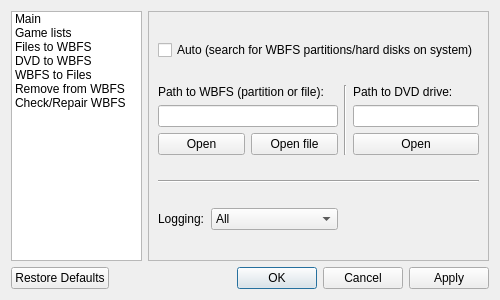
Before: the Qt Designer form resources/ui/settings.ui in evertonstz/wiibafu, drawn with Qt 5.
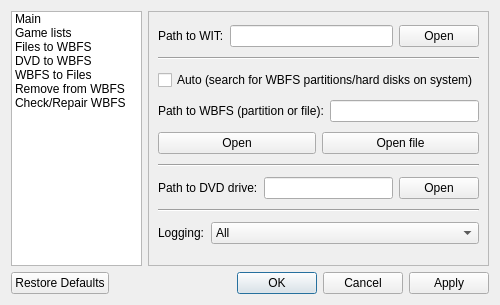
After: the same form once the commit is applied.

Commit message: Configurable WIT path added

```diff
--- a/resources/ui/settings.ui
+++ b/resources/ui/settings.ui
@@ -7,15 +7,21 @@
     <x>0</x>
     <y>0</y>
     <width>500</width>
-    <height>300</height>
+    <height>305</height>
    </rect>
   </property>
   <property name="windowTitle">
    <string>Settings</string>
   </property>
-  <layout class="QGridLayout" name="gridLayout_15">
+  <layout class="QGridLayout" name="gridLayout">
    <item row="0" column="0">
     <widget class="QListWidget" name="listWidget">
+     <property name="sizePolicy">
+      <sizepolicy hsizetype="Preferred" vsizetype="Preferred">
+       <horstretch>0</horstretch>
+       <verstretch>0</verstretch>
+      </sizepolicy>
+     </property>
      <property name="locale">
       <locale language="English" country="UnitedStates"/>
      </property>
@@ -56,19 +62,6 @@
      </item>
     </widget>
    </item>
-   <item row="1" column="0" colspan="2">
-    <widget class="QDialogButtonBox" name="buttonBox">
-     <property name="locale">
-      <locale language="English" country="UnitedStates"/>
-     </property>
-     <property name="orientation">
-      <enum>Qt::Horizontal</enum>
-     </property>
-     <property name="standardButtons">
-      <set>QDialogButtonBox::Apply|QDialogButtonBox::Cancel|QDialogButtonBox::Ok|QDialogButtonBox::RestoreDefaults</set>
-     </property>
-    </widget>
-   </item>
    <item row="0" column="1">
     <widget class="QStackedWidget" name="stackedWidget">
      <property name="locale">
@@ -81,17 +74,45 @@
       <number>0</number>
      </property>
      <widget class="QWidget" name="Main">
-      <layout class="QGridLayout" name="gridLayout_14">
-       <item row="0" column="0" colspan="4">
+      <layout class="QVBoxLayout" name="verticalLayout_2">
+       <item>
+        <layout class="QHBoxLayout" name="horizontalLayout_3">
+         <item>
+          <widget class="QLabel" name="label_4">
+           <property name="text">
+            <string>Path to WIT:</string>
+           </property>
+          </widget>
+         </item>
+         <item>
+          <widget class="QLineEdit" name="main_lineEdit_PathToWIT"/>
+         </item>
+         <item>
+          <widget class="QPushButton" name="main_pushButton_PathToWITOpen">
+           <property name="text">
+            <string>Open</string>
+           </property>
+          </widget>
+         </item>
+        </layout>
+       </item>
+       <item>
+        <widget class="Line" name="line_6">
+         <property name="orientation">
+          <enum>Qt::Horizontal</enum>
+         </property>
+        </widget>
+       </item>
+       <item>
         <widget class="QCheckBox" name="main_checkBox_Auto">
          <property name="text">
           <string>Auto (search for WBFS partitions/hard disks on system)</string>
          </property>
         </widget>
        </item>
-       <item row="1" column="0" colspan="2">
-        <layout class="QGridLayout" name="gridLayout">
-         <item row="0" column="1" colspan="2">
+       <item>
+        <layout class="QHBoxLayout" name="horizontalLayout_7">
+         <item>
           <widget class="QLabel" name="label">
            <property name="sizePolicy">
             <sizepolicy hsizetype="Preferred" vsizetype="Maximum">
@@ -104,34 +125,38 @@
            </property>
           </widget>
          </item>
-         <item row="1" column="1" colspan="2">
+         <item>
           <widget class="QLineEdit" name="main_lineEdit_WBFSPath"/>
          </item>
-         <item row="2" column="2">
+        </layout>
+       </item>
+       <item>
+        <layout class="QHBoxLayout" name="horizontalLayout_6">
+         <item>
+          <widget class="QPushButton" name="main_pushButton_WBFSOpenDirectory">
+           <property name="text">
+            <string>Open</string>
+           </property>
+          </widget>
+         </item>
+         <item>
           <widget class="QPushButton" name="main_pushButton_WBFSOpenFile">
            <property name="text">
             <string>Open file</string>
            </property>
           </widget>
          </item>
-         <item row="2" column="1">
-          <widget class="QPushButton" name="main_pushButton_WBFSOpenDirectory">
-           <property name="text">
-            <string>Open</string>
-           </property>
-          </widget>
-         </item>
         </layout>
        </item>
-       <item row="1" column="2">
+       <item>
         <widget class="Line" name="line_4">
          <property name="orientation">
-          <enum>Qt::Vertical</enum>
+          <enum>Qt::Horizontal</enum>
          </property>
         </widget>
        </item>
-       <item row="1" column="3">
-        <layout class="QVBoxLayout" name="verticalLayout_2">
+       <item>
+        <layout class="QHBoxLayout" name="horizontalLayout_5">
          <item>
           <widget class="QLabel" name="label_2">
            <property name="sizePolicy">
@@ -164,21 +189,23 @@
          </item>
         </layout>
        </item>
-       <item row="2" column="0" colspan="4">
+       <item>
         <widget class="Line" name="line_3">
          <property name="orientation">
           <enum>Qt::Horizontal</enum>
          </property>
         </widget>
        </item>
-       <item row="3" column="0">
+       <item>
+        <layout class="QHBoxLayout" name="horizontalLayout_4">
+         <item>
         <widget class="QLabel" name="label_3">
          <property name="text">
           <string>Logging:</string>
          </property>
         </widget>
        </item>
-       <item row="3" column="1">
+         <item>
         <widget class="QComboBox" name="main_comboBox_Logging">
          <property name="sizePolicy">
           <sizepolicy hsizetype="MinimumExpanding" vsizetype="Fixed">
@@ -204,6 +231,8 @@
         </widget>
        </item>
       </layout>
+       </item>
+      </layout>
      </widget>
      <widget class="QWidget" name="GameLists">
       <layout class="QVBoxLayout" name="verticalLayout">
@@ -593,6 +622,19 @@
      </widget>
     </widget>
    </item>
+   <item row="1" column="0" colspan="2">
+    <widget class="QDialogButtonBox" name="buttonBox">
+     <property name="locale">
+      <locale language="English" country="UnitedStates"/>
+     </property>
+     <property name="orientation">
+      <enum>Qt::Horizontal</enum>
+     </property>
+     <property name="standardButtons">
+      <set>QDialogButtonBox::Apply|QDialogButtonBox::Cancel|QDialogButtonBox::Ok|QDialogButtonBox::RestoreDefaults</set>
+     </property>
+    </widget>
+   </item>
   </layout>
  </widget>
  <resources/>
```
Lines whose indentation alone changed are shown as unchanged. The commit also changes 4 other files.
